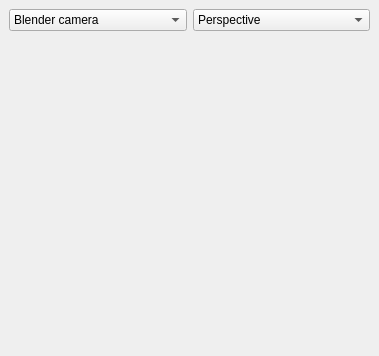
Before: the Qt Designer form src/g3d/mainwindow.ui in BRL-CAD/rt-cubed, drawn with Qt 5.
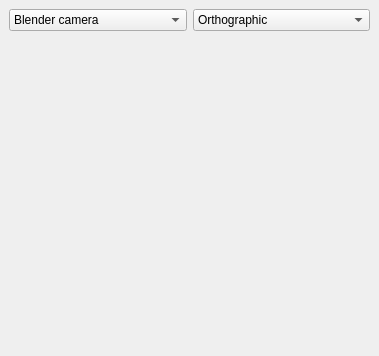
After: the same form once the commit is applied. Custom widgets are drawn as their Qt base class.

Commit message: Attempted to hook up the camera projection mode menu to Ogre's relevant functionality.  No visible effect.

Patch:
```diff
--- a/src/g3d/mainwindow.ui
+++ b/src/g3d/mainwindow.ui
@@ -41,12 +41,7 @@
           </widget>
          </item>
          <item>
-          <widget class="QComboBox" name="cameraViewMode">
-           <item>
-            <property name="text">
-             <string>Perspective</string>
-            </property>
-           </item>
+          <widget class="QComboBox" name="cameraProjection">
            <item>
             <property name="text">
              <string>Orthographic</string>
```
Left out of the diff: 10 changed lines with no effect on the pictures. The commit also changes 2 other files.
